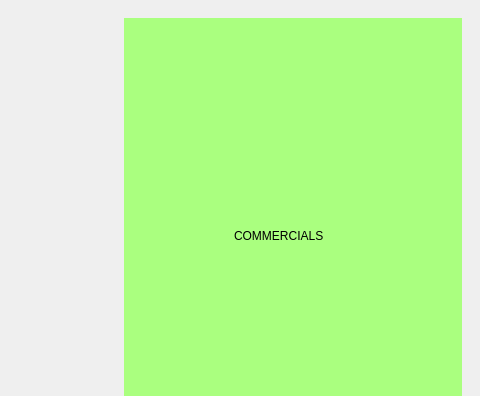
First picture: the form in rave/OATS/mainwindow.ui, repository pgathogo/raven, before the edit; both pictures show x 585 to 1065 and y 0 to 396 of the 1065 by 683 pixel window.
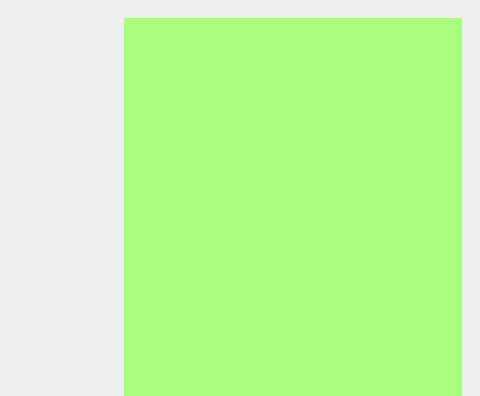
Second picture: the form after the edit. The open tabs and pages were chosen to show the change.

Commit message:
OATS: Add a commercial viewer grid
When a commercial break in the main OATS grid is clicked,
any commercials booked in that break will show in the commercial
viewer widget.

The Commercial Viewer is a widget with a QTableView that is embedded
in the commercial page of the main controls QStackWidget.

The edit to the form file:
```diff
--- a/rave/OATS/mainwindow.ui
+++ b/rave/OATS/mainwindow.ui
@@ -105,19 +105,11 @@
                 </widget>
                </widget>
                <widget class="QWidget" name="pgComm">
-                <widget class="QLabel" name="label_2">
-                 <property name="geometry">
-                  <rect>
-                   <x>110</x>
-                   <y>210</y>
-                   <width>91</width>
-                   <height>16</height>
-                  </rect>
-                 </property>
-                 <property name="text">
-                  <string>COMMERCIALS</string>
-                 </property>
-                </widget>
+                <layout class="QVBoxLayout" name="verticalLayout_10">
+                 <item>
+                  <layout class="QVBoxLayout" name="vlCommViewer"/>
+                 </item>
+                </layout>
                </widget>
                <widget class="QWidget" name="pgSegue"/>
                <widget class="QWidget" name="pgCart"/>
```
Left out of the diff: 5 changed lines with no effect on the pictures. The commit also changes 16 other files.
